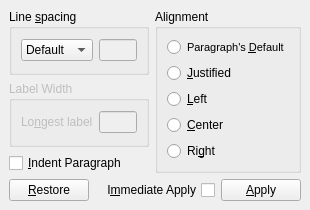
cburschka/lyx, file src/frontends/qt4/ui/ParagraphUi.ui: the form before one commit.
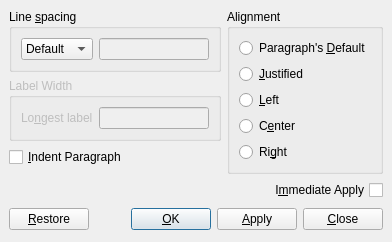
The form after the commit.

Commit message: Fix bug 4656 (OK and Cancel buttons for Paragraph dialog).

Diff of the .ui file:
```diff
--- a/src/frontends/qt4/ui/ParagraphUi.ui
+++ b/src/frontends/qt4/ui/ParagraphUi.ui
@@ -5,8 +5,8 @@
    <rect>
     <x>0</x>
     <y>0</y>
-    <width>310</width>
-    <height>201</height>
+    <width>375</width>
+    <height>241</height>
    </rect>
   </property>
   <property name="focusPolicy" >
@@ -22,6 +22,142 @@
    <property name="spacing" >
     <number>6</number>
    </property>
+   <item rowspan="2" row="3" column="0" >
+    <spacer>
+     <property name="orientation" >
+      <enum>Qt::Horizontal</enum>
+     </property>
+     <property name="sizeHint" >
+      <size>
+       <width>231</width>
+       <height>20</height>
+      </size>
+     </property>
+    </spacer>
+   </item>
+   <item row="4" column="2" >
+    <widget class="QCheckBox" name="synchronizedViewCB" >
+     <property name="layoutDirection" >
+      <enum>Qt::RightToLeft</enum>
+     </property>
+     <property name="text" >
+      <string>I&amp;mmediate Apply</string>
+     </property>
+    </widget>
+   </item>
+   <item row="5" column="0" colspan="3" >
+    <layout class="QHBoxLayout" >
+     <property name="margin" >
+      <number>0</number>
+     </property>
+     <property name="spacing" >
+      <number>6</number>
+     </property>
+     <item>
+      <widget class="QPushButton" name="restorePB" >
+       <property name="text" >
+        <string>&amp;Restore</string>
+       </property>
+       <property name="autoDefault" >
+        <bool>false</bool>
+       </property>
+      </widget>
+     </item>
+     <item>
+      <spacer>
+       <property name="orientation" >
+        <enum>Qt::Horizontal</enum>
+       </property>
+       <property name="sizeHint" >
+        <size>
+         <width>31</width>
+         <height>27</height>
+        </size>
+       </property>
+      </spacer>
+     </item>
+     <item>
+      <widget class="QPushButton" name="okPB" >
+       <property name="text" >
+        <string>&amp;OK</string>
+       </property>
+      </widget>
+     </item>
+     <item>
+      <widget class="QPushButton" name="applyPB" >
+       <property name="text" >
+        <string>&amp;Apply</string>
+       </property>
+       <property name="autoDefault" >
+        <bool>false</bool>
+       </property>
+      </widget>
+     </item>
+     <item>
+      <widget class="QPushButton" name="closePB" >
+       <property name="text" >
+        <string>&amp;Close</string>
+       </property>
+      </widget>
+     </item>
+    </layout>
+   </item>
+   <item rowspan="4" row="0" column="1" colspan="2" >
+    <widget class="QGroupBox" name="aligmentGB" >
+     <property name="title" >
+      <string>Alignment</string>
+     </property>
+     <property name="flat" >
+      <bool>true</bool>
+     </property>
+     <layout class="QGridLayout" >
+      <property name="margin" >
+       <number>9</number>
+      </property>
+      <property name="spacing" >
+       <number>6</number>
+      </property>
+      <item row="0" column="0" >
+       <widget class="QRadioButton" name="alignDefaultRB" >
+        <property name="toolTip" >
+         <string>Use the default alignment for this paragraph, whatever it is.</string>
+        </property>
+        <property name="text" >
+         <string>Paragraph's &amp;Default</string>
+        </property>
+       </widget>
+      </item>
+      <item row="4" column="0" >
+       <widget class="QRadioButton" name="alignRightRB" >
+        <property name="text" >
+         <string>Ri&amp;ght</string>
+        </property>
+       </widget>
+      </item>
+      <item row="3" column="0" >
+       <widget class="QRadioButton" name="alignCenterRB" >
+        <property name="text" >
+         <string>C&amp;enter</string>
+        </property>
+       </widget>
+      </item>
+      <item row="2" column="0" >
+       <widget class="QRadioButton" name="alignLeftRB" >
+        <property name="text" >
+         <string>&amp;Left</string>
+        </property>
+       </widget>
+      </item>
+      <item row="1" column="0" >
+       <widget class="QRadioButton" name="alignJustRB" >
+        <property name="text" >
+         <string>&amp;Justified</string>
+        </property>
+       </widget>
+      </item>
+     </layout>
+    </widget>
+   </item>
    <item row="2" column="0" >
     <widget class="QCheckBox" name="indentCB" >
      <property name="text" >
@@ -70,73 +206,6 @@
      </layout>
     </widget>
    </item>
-   <item rowspan="3" row="0" column="1" >
-    <widget class="QGroupBox" name="aligmentGB" >
-     <property name="title" >
-      <string>Alignment</string>
-     </property>
-     <property name="flat" >
-      <bool>true</bool>
-     </property>
-     <layout class="QGridLayout" >
-      <property name="margin" >
-       <number>9</number>
-      </property>
-      <property name="spacing" >
-       <number>6</number>
-      </property>
-      <item row="0" column="0" >
-       <widget class="QRadioButton" name="alignDefaultRB" >
-        <property name="font" >
-         <font>
-          <family>MS Shell Dlg 2</family>
-          <pointsize>8</pointsize>
-          <weight>50</weight>
-          <italic>false</italic>
-          <bold>false</bold>
-          <underline>false</underline>
-          <strikeout>false</strikeout>
-         </font>
-        </property>
-        <property name="toolTip" >
-         <string>Use the default alignment for this paragraph, whatever it is.</string>
-        </property>
-        <property name="text" >
-         <string>Paragraph's &amp;Default</string>
-        </property>
-       </widget>
-      </item>
-      <item row="1" column="0" >
-       <widget class="QRadioButton" name="alignJustRB" >
-        <property name="text" >
-         <string>&amp;Justified</string>
-        </property>
-       </widget>
-      </item>
-      <item row="2" column="0" >
-       <widget class="QRadioButton" name="alignLeftRB" >
-        <property name="text" >
-         <string>&amp;Left</string>
-        </property>
-       </widget>
-      </item>
-      <item row="3" column="0" >
-       <widget class="QRadioButton" name="alignCenterRB" >
-        <property name="text" >
-         <string>&amp;Center</string>
-        </property>
-       </widget>
-      </item>
-      <item row="4" column="0" >
-       <widget class="QRadioButton" name="alignRightRB" >
-        <property name="text" >
-         <string>Ri&amp;ght</string>
-        </property>
-       </widget>
-      </item>
-     </layout>
-    </widget>
-   </item>
    <item row="0" column="0" >
     <widget class="QGroupBox" name="groupBox" >
      <property name="title" >
@@ -191,59 +260,6 @@
      </layout>
     </widget>
    </item>
-   <item row="3" column="0" colspan="2" >
-    <layout class="QHBoxLayout" >
-     <property name="margin" >
-      <number>0</number>
-     </property>
-     <property name="spacing" >
-      <number>6</number>
-     </property>
-     <item>
-      <widget class="QPushButton" name="restorePB" >
-       <property name="text" >
-        <string>&amp;Restore</string>
-       </property>
-       <property name="autoDefault" >
-        <bool>false</bool>
-       </property>
-      </widget>
-     </item>
-     <item>
-      <spacer>
-       <property name="orientation" >
-        <enum>Qt::Horizontal</enum>
-       </property>
-       <property name="sizeHint" >
-        <size>
-         <width>40</width>
-         <height>20</height>
-        </size>
-       </property>
-      </spacer>
-     </item>
-     <item>
-      <widget class="QCheckBox" name="synchronizedViewCB" >
-       <property name="layoutDirection" >
-        <enum>Qt::RightToLeft</enum>
-       </property>
-       <property name="text" >
-        <string>I&amp;mmediate Apply</string>
-       </property>
-      </widget>
-     </item>
-     <item>
-      <widget class="QPushButton" name="applyPB" >
-       <property name="text" >
-        <string>&amp;Apply</string>
-       </property>
-       <property name="autoDefault" >
-        <bool>false</bool>
-       </property>
-      </widget>
-     </item>
-    </layout>
-   </item>
   </layout>
  </widget>
  <tabstops>
```
The commit also changes 2 other files.
